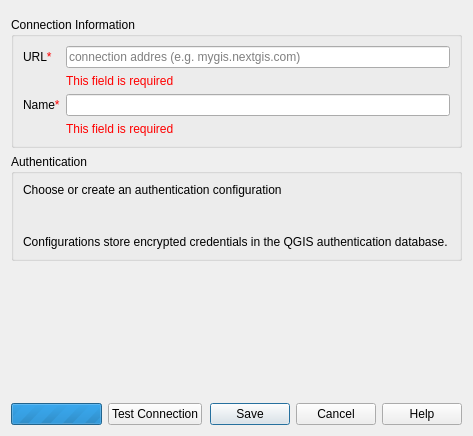
This is src/nextgis_connect/ngw_connection/ngw_connection_edit_dialog_base.ui in nextgis/nextgis_connect as Qt 5 draws it before an edit. The edited form follows.
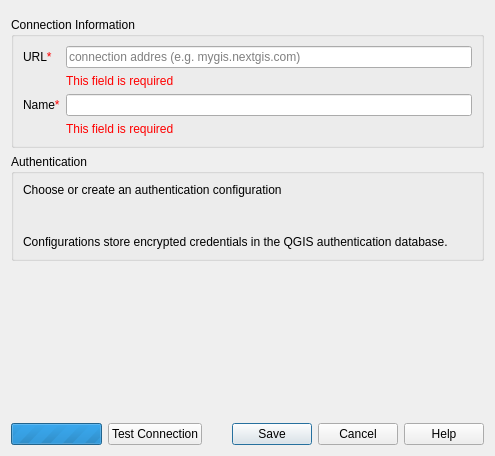
This is the edited form. Custom widgets are drawn as their Qt base class.

Commit message:
Added URL validation in dialog for create new connection
CON-373

```diff
--- a/src/nextgis_connect/ngw_connection/ngw_connection_edit_dialog_base.ui
+++ b/src/nextgis_connect/ngw_connection/ngw_connection_edit_dialog_base.ui
@@ -6,8 +6,8 @@
    <rect>
     <x>0</x>
     <y>0</y>
-    <width>473</width>
-    <height>436</height>
+    <width>495</width>
+    <height>456</height>
    </rect>
   </property>
   <property name="windowTitle">
```
Left out of the diff: 2 changed lines with no effect on the pictures. The commit also changes 2 other files.
